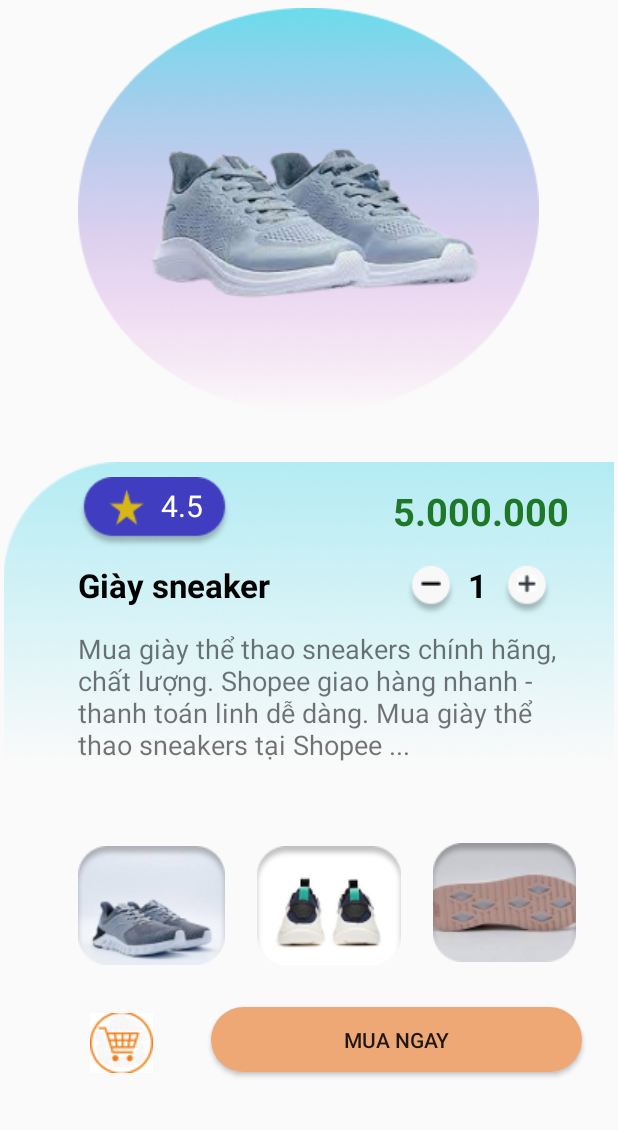
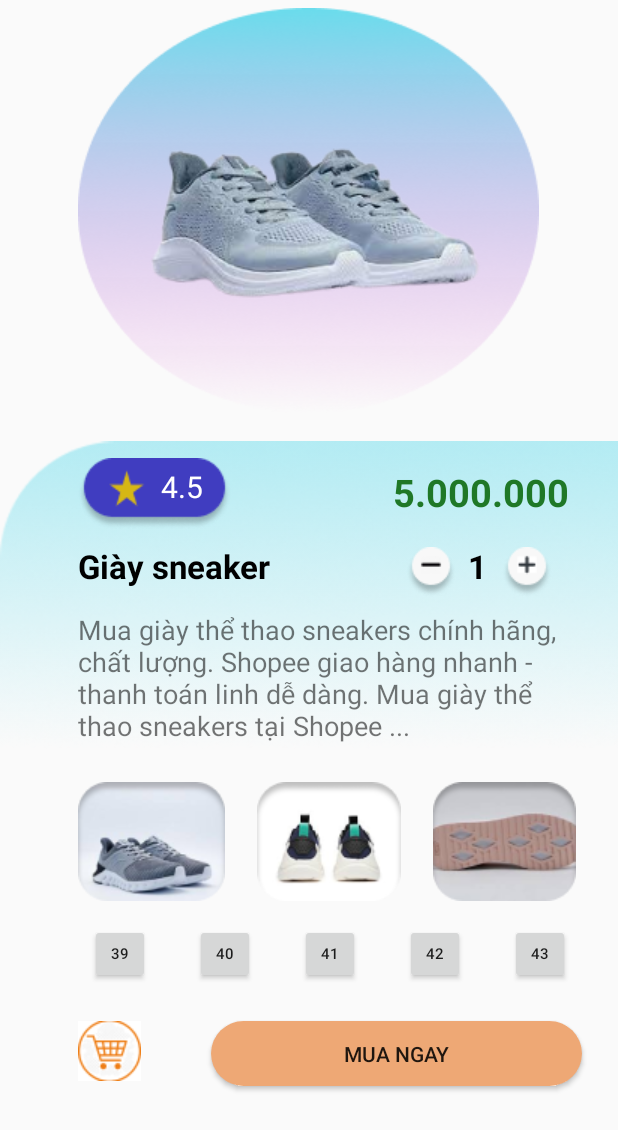
Before and after one commit to anhmaypro09880/UngDungGiay, an Android app: the layout activity_detail_product.xml on its own in the app's theme, with its tools: preview values and no code run, on a phone screen of 412 x 824 dp. Shown: the top 1130 px of the screen. Run offline under Robolectric (Android 15) with nearby library versions, the phone set to English and light mode, and no system bars.

Commit message:
commit lan 2

```diff
--- a/app/src/main/res/layout/details_product.xml
+++ b/app/src/main/res/layout/activity_detail_product.xml
@@ -27,9 +27,9 @@
 
     <ImageView
         android:id="@+id/imageView4"
-        android:layout_width="412dp"
-        android:layout_height="390dp"
-        android:layout_marginTop="308dp"
+        android:layout_width="414dp"
+        android:layout_height="445dp"
+        android:layout_marginTop="270dp"
         android:layout_marginEnd="-1dp"
         app:layout_constraintEnd_toEndOf="parent"
         app:layout_constraintHorizontal_bias="0.0"
@@ -42,7 +42,7 @@
         android:layout_width="wrap_content"
         android:layout_height="wrap_content"
         android:layout_marginStart="52dp"
-        android:layout_marginTop="10dp"
+        android:layout_marginTop="35dp"
         app:layout_constraintStart_toStartOf="@+id/imageView4"
         app:layout_constraintTop_toTopOf="@+id/imageView4"
         app:srcCompat="@drawable/evalute" />
@@ -64,7 +64,7 @@
         app:layout_constraintVertical_bias="0.0" />
 
     <TextView
-        android:id="@+id/textView2"
+        android:id="@+id/txtGiaThanhDetail"
         android:layout_width="wrap_content"
         android:layout_height="wrap_content"
         android:layout_marginStart="210dp"
@@ -125,9 +125,9 @@
         app:srcCompat="@drawable/reduce_big" />
 
     <TextView
-        android:id="@+id/textView5"
+        android:id="@+id/txtMoTa"
         android:layout_width="332dp"
-        android:layout_height="134dp"
+        android:layout_height="114dp"
         android:layout_marginStart="52dp"
         android:layout_marginTop="15dp"
         android:text="Mua giày thể thao sneakers chính hãng, chất lượng. Shopee giao hàng nhanh - thanh toán linh dễ dàng. Mua giày thể thao sneakers tại Shopee ..."
@@ -136,55 +136,112 @@
         app:layout_constraintTop_toBottomOf="@+id/textView3" />
 
     <ImageView
-        android:id="@+id/imageView10"
+        android:id="@+id/imgHinh2"
         android:layout_width="wrap_content"
         android:layout_height="wrap_content"
         android:layout_marginStart="52dp"
-        android:layout_marginTop="10dp"
         app:layout_constraintStart_toStartOf="parent"
-        app:layout_constraintTop_toBottomOf="@+id/textView5"
+        app:layout_constraintTop_toBottomOf="@+id/txtMoTa"
         app:srcCompat="@drawable/diference_image1" />
 
     <ImageView
-        android:id="@+id/imageView11"
+        android:id="@+id/imgHinh3"
         android:layout_width="wrap_content"
         android:layout_height="wrap_content"
         android:layout_marginStart="21dp"
-        android:layout_marginTop="10dp"
-        app:layout_constraintStart_toEndOf="@+id/imageView10"
-        app:layout_constraintTop_toBottomOf="@+id/textView5"
+        app:layout_constraintStart_toEndOf="@+id/imgHinh2"
+        app:layout_constraintTop_toBottomOf="@+id/txtMoTa"
         app:srcCompat="@drawable/diference_image2" />
 
     <ImageView
-        android:id="@+id/imageView12"
+        android:id="@+id/imgHinh4"
         android:layout_width="wrap_content"
         android:layout_height="wrap_content"
         android:layout_marginStart="21dp"
-        android:layout_marginTop="8dp"
-        app:layout_constraintStart_toEndOf="@+id/imageView11"
-        app:layout_constraintTop_toBottomOf="@+id/textView5"
+        app:layout_constraintStart_toEndOf="@+id/imgHinh3"
+        app:layout_constraintTop_toBottomOf="@+id/txtMoTa"
         app:srcCompat="@drawable/diference_iamge3" />
 
     <ImageView
         android:id="@+id/imageView13"
         android:layout_width="wrap_content"
         android:layout_height="wrap_content"
-        android:layout_marginStart="60dp"
-        android:layout_marginTop="32dp"
+        android:layout_marginStart="52dp"
+        android:layout_marginTop="80dp"
         app:layout_constraintStart_toStartOf="parent"
-        app:layout_constraintTop_toBottomOf="@+id/imageView10"
+        app:layout_constraintTop_toBottomOf="@+id/imgHinh2"
         app:srcCompat="@drawable/cart" />
 
     <Button
-        android:id="@+id/button"
+        android:id="@+id/btnMuaNgay"
         android:layout_width="247dp"
         android:layout_height="43dp"
-        android:layout_marginTop="28dp"
+        android:layout_marginTop="80dp"
         android:layout_marginEnd="24dp"
         android:background="@drawable/list_button"
         android:text="Mua ngay"
         app:layout_constraintEnd_toEndOf="parent"
-        app:layout_constraintTop_toBottomOf="@+id/imageView11"
+        app:layout_constraintTop_toBottomOf="@+id/imgHinh3"
+        tools:ignore="TouchTargetSizeCheck" />
+
+    <Button
+        android:id="@+id/btn39"
+        android:layout_width="40dp"
+        android:layout_height="40dp"
+        android:layout_marginStart="60dp"
+        android:layout_marginTop="15dp"
+        android:text="39"
+        android:textSize="10sp"
+        app:layout_constraintStart_toStartOf="parent"
+        app:layout_constraintTop_toBottomOf="@+id/imgHinh2"
+        tools:ignore="TouchTargetSizeCheck" />
+
+    <Button
+        android:id="@+id/btn40"
+        android:layout_width="40dp"
+        android:layout_height="40dp"
+        android:layout_marginStart="130dp"
+        android:layout_marginTop="15dp"
+        android:text="40"
+        android:textSize="10sp"
+        app:layout_constraintStart_toStartOf="parent"
+        app:layout_constraintTop_toBottomOf="@+id/imgHinh2"
+        tools:ignore="TouchTargetSizeCheck" />
+
+    <Button
+        android:id="@+id/btn41"
+        android:layout_width="40dp"
+        android:layout_height="40dp"
+        android:layout_marginStart="200dp"
+        android:layout_marginTop="15dp"
+        android:text="41"
+        android:textSize="10sp"
+        app:layout_constraintStart_toStartOf="parent"
+        app:layout_constraintTop_toBottomOf="@+id/imgHinh2"
+        tools:ignore="TouchTargetSizeCheck" />
+
+    <Button
+        android:id="@+id/btn42"
+        android:layout_width="40dp"
+        android:layout_height="40dp"
+        android:layout_marginStart="270dp"
+        android:layout_marginTop="15dp"
+        android:text="42"
+        android:textSize="10sp"
+        app:layout_constraintStart_toStartOf="parent"
+        app:layout_constraintTop_toBottomOf="@+id/imgHinh2"
+        tools:ignore="TouchTargetSizeCheck" />
+
+    <Button
+        android:id="@+id/btn43"
+        android:layout_width="40dp"
+        android:layout_height="40dp"
+        android:layout_marginStart="340dp"
+        android:layout_marginTop="15dp"
+        android:text="43"
+        android:textSize="10sp"
+        app:layout_constraintStart_toStartOf="parent"
+        app:layout_constraintTop_toBottomOf="@+id/imgHinh2"
         tools:ignore="TouchTargetSizeCheck" />
 
 </androidx.constraintlayout.widget.ConstraintLayout>
--- a/app/src/main/res/layout/activity_main_san_pham.xml
+++ b/app/src/main/res/layout/activity_main_san_pham.xml
@@ -44,6 +44,7 @@
     <ListView
         android:id="@+id/lvShoes"
         android:layout_width="411dp"
+
         android:layout_height="563dp"
         android:layout_marginTop="170dp"
         app:layout_constraintStart_toStartOf="parent"
--- a/app/src/main/res/layout/list_viewsanpham.xml
+++ b/app/src/main/res/layout/list_viewsanpham.xml
@@ -2,11 +2,12 @@
 <androidx.constraintlayout.widget.ConstraintLayout xmlns:android="http://schemas.android.com/apk/res/android"
     xmlns:app="http://schemas.android.com/apk/res-auto"
     xmlns:tools="http://schemas.android.com/tools"
+    android:id="@+id/cons1"
     android:layout_width="match_parent"
-    android:layout_height="530px">
+    android:layout_height="wrap_content">
 
     <androidx.constraintlayout.widget.ConstraintLayout
-        android:id="@+id/constraintLayout"
+        android:id="@+id/cons2"
         android:layout_width="381dp"
         android:layout_height="169dp"
         android:layout_marginStart="16dp"
```
Also changed, not shown: app/src/main/AndroidManifest.xml (+5 -5 lines), app/src/main/java/com/example/ungdunggiay/DetailProduct.java (added, +43 -0 lines), app/src/main/java/com/example/ungdunggiay/MainActivity.java (+6 -4 lines), app/src/main/java/com/example/ungdunggiay/MainSanPham.java (+29 -6 lines), app/src/main/java/com/example/ungdunggiay/SanPhamAdapter.java (+8 -13 lines), app/src/main/res/layout/list_viewtest.xml (added, +47 -0 lines), app/src/main/res/drawable-v24/description2.png (added), app/src/main/res/drawable-v24/size38.png (added), app/src/main/res/drawable-v24/size39.png (added), app/src/main/res/drawable-v24/size40.png (added), app/src/main/res/drawable-v24/size41.png (added), app/src/main/res/drawable-v24/size42.png (added), app/src/main/res/drawable-v24/sneaker_shop.jpg (added).
